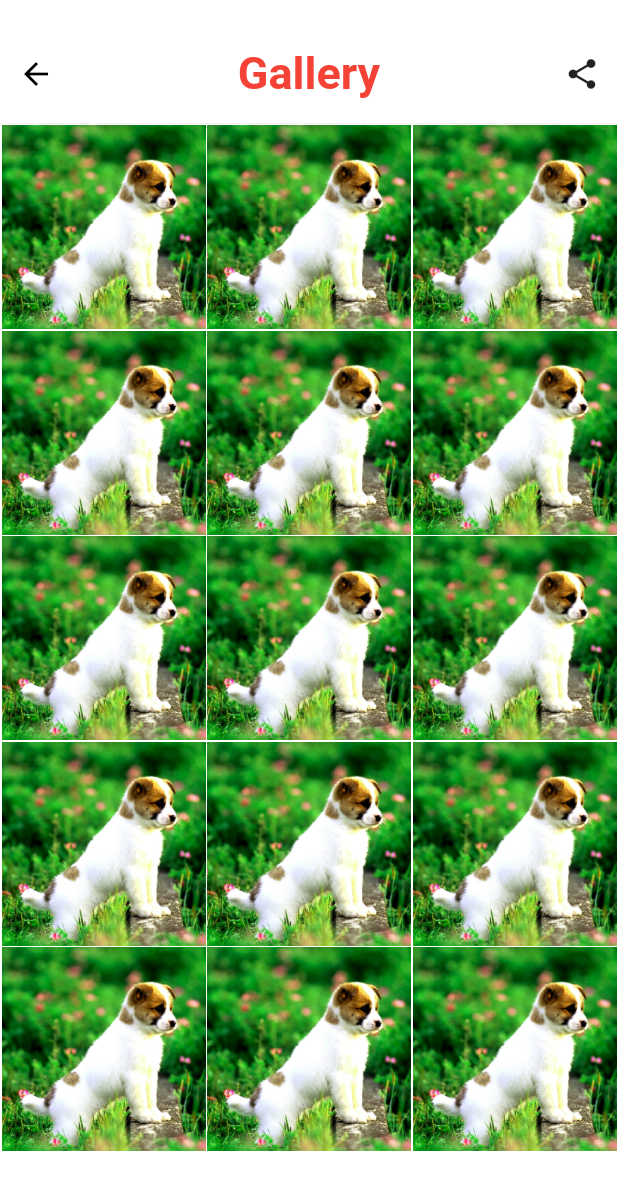
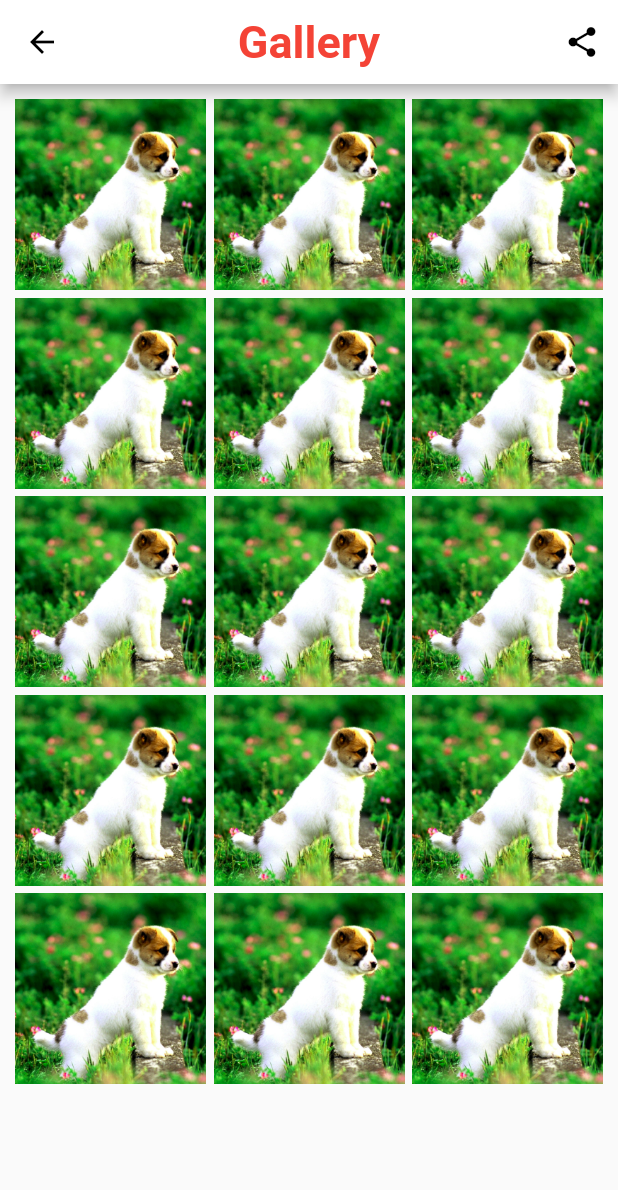
Before and after one commit to MEC-Enigma/MEC-CPMA, a Flutter app: the Gallery screen opened by its route, on a phone screen of 412 x 824 dp. Shown: the top 1190 px of the screen. Run offline on Flutter 3.47's test engine with Material 2 defaults, Android fonts, the phone set to English and light mode, and no system bars; missing offline and left inert: flutter_statusbarcolor; Roboto replaces fonts that are missing (Roboto Bold).

Commit message:
Add padding to gallery

```diff
--- a/meccpma/lib/gallery.dart
+++ b/meccpma/lib/gallery.dart
@@ -10,25 +10,33 @@ class Gallery extends StatefulWidget {
 }
 
 class _GalleryState extends State<Gallery> with SingleTickerProviderStateMixin {
+
+  var header = new Text(
+    "Gallery",
+    style: new TextStyle(
+      fontSize: 30.0,
+      fontWeight: FontWeight.bold,
+      fontStyle: FontStyle.normal,
+      fontFamily: 'Roboto',
+      color: Colors.red,
+    ),
+  );
+
+
   @override
   Widget build(BuildContext context) {
     return new Scaffold(
-      body: new Column(
-        children: <Widget>[
-          new Expanded(
-              flex: 1,
-              child: new Container(
-                color: Color(0xffffffff),
-                child: options(),
-              )),
-          new Expanded(
-              flex: 9,
-              child: new Container(
-                color: Color(0xffffffff),
-                child: cardsGrid(),
-              ))
+      appBar: AppBar(
+        iconTheme: IconThemeData(color: Colors.black,),
+        centerTitle: true,
+        backgroundColor: Colors.white,
+        title: header,
+        actions: <Widget>[
+          new IconButton(icon: Icon(Icons.share, color: Colors.black,), onPressed: null)
         ],
       ),
+
+      body: cardsGrid()
     );
   }
 
@@ -80,11 +88,11 @@ class _GalleryState extends State<Gallery> with SingleTickerProviderStateMixin {
   GridView cardsGrid() {
     var grid = GridView.count(
         shrinkWrap: false,
-        padding: EdgeInsets.all(1.0),
+        padding: EdgeInsets.all(10.0),
         crossAxisCount: 3,
         childAspectRatio: 1.0,
-        mainAxisSpacing: 1.0,
-        crossAxisSpacing: 1.0,
+        mainAxisSpacing: 5.0,
+        crossAxisSpacing: 5.0,
         children: <Widget>[
           Image(image: AssetImage('assets/pupp.jpg')),
           Image(image: AssetImage('assets/pupp.jpg')),
--- a/meccpma/lib/home_page.dart
+++ b/meccpma/lib/home_page.dart
@@ -37,19 +37,19 @@ class HomePageState extends State<HomePage>
     var leader = new Text(
       "LEADER",
       style: new TextStyle(
-          fontSize: 50.0, fontStyle: FontStyle.normal, fontFamily: 'Roboto'),
+          fontSize: 30.0, fontStyle: FontStyle.normal, fontFamily: 'Roboto'),
       textAlign: TextAlign.left,
     );
     var entrepreneur = new Text(
       "ENTREPRENEUR",
       style: new TextStyle(
-          fontSize: 50.0, fontStyle: FontStyle.normal, fontFamily: 'Roboto'),
+          fontSize: 30.0, fontStyle: FontStyle.normal, fontFamily: 'Roboto'),
       textAlign: TextAlign.left,
     );
     var innovator = new Text(
       "INNOVATOR",
       style: new TextStyle(
-          fontSize: 50.0, fontStyle: FontStyle.normal, fontFamily: 'Roboto'),
+          fontSize: 30.0, fontStyle: FontStyle.normal, fontFamily: 'Roboto'),
       textAlign: TextAlign.left,
     );
 
```
